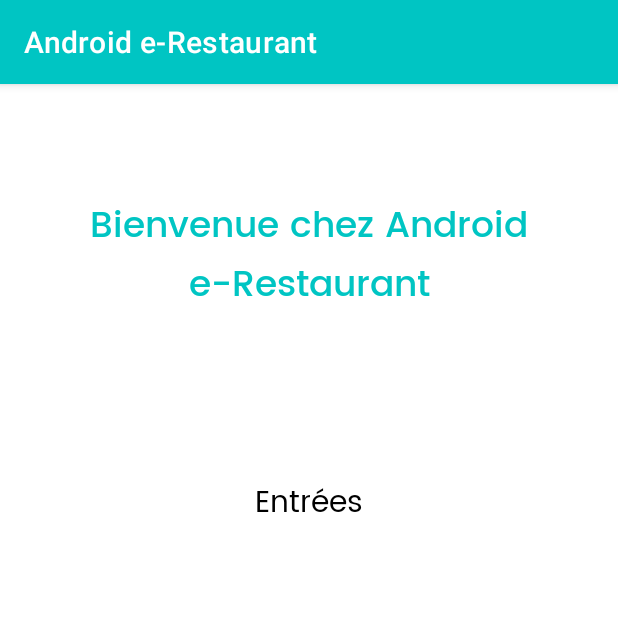
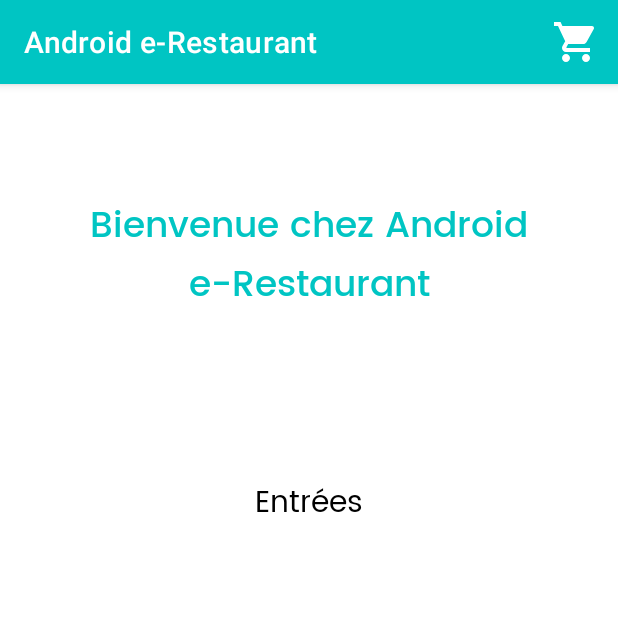
Before and after one commit to elise-rey/AndroidERestaurant, an Android app: the screen it shows after launch (HomeActivity), on a phone screen of 412 x 824 dp, the top half of it. Run offline under Robolectric (Android 15) with nearby library versions, the phone set to English and light mode, and no system bars.

Commit message:
baskets everywhere

```diff
--- /dev/null
+++ b/app/src/main/java/fr/isen/rey/androiderestaurant/BaseActivity.kt
@@ -0,0 +1,11 @@
+package fr.isen.rey.androiderestaurant
+
+import android.view.Menu
+import androidx.appcompat.app.AppCompatActivity
+
+open class BaseActivity: AppCompatActivity() {
+    override fun onCreateOptionsMenu(menu: Menu?): Boolean {
+        menuInflater.inflate(R.menu.menu, menu)
+        return true
+    }
+}
--- a/app/src/main/java/fr/isen/rey/androiderestaurant/HomeActivity.kt
+++ b/app/src/main/java/fr/isen/rey/androiderestaurant/HomeActivity.kt
@@ -4,10 +4,11 @@ import android.content.Intent
 import androidx.appcompat.app.AppCompatActivity
 import android.os.Bundle
 import android.util.Log
+import android.view.Menu
 import android.widget.Toast
 import fr.isen.rey.androiderestaurant.databinding.ActivityHomeBinding
 
-class HomeActivity : AppCompatActivity() {
+class HomeActivity : BaseActivity() {
     lateinit var binding: ActivityHomeBinding
 
     override fun onCreate(savedInstanceState: Bundle?) {
--- a/app/src/main/java/fr/isen/rey/androiderestaurant/ListActivity.kt
+++ b/app/src/main/java/fr/isen/rey/androiderestaurant/ListActivity.kt
@@ -38,7 +38,7 @@ enum class LunchType {
     }
 }
 
-class ListActivity : AppCompatActivity() {
+class ListActivity : BaseActivity() {
     lateinit var binding: ActivityListBinding
     lateinit var currentCategory: LunchType
 
--- /dev/null
+++ b/app/src/main/res/menu/menu.xml
@@ -0,0 +1,9 @@
+<?xml version="1.0" encoding="utf-8"?>
+<menu xmlns:android="http://schemas.android.com/apk/res/android"
+    xmlns:app="http://schemas.android.com/apk/res-auto">
+    <item
+        android:actionLayout="@layout/menu_cart"
+        android:icon="@drawable/ic_cart"
+        android:title="@string/cart"
+        app:showAsAction="always" />
+</menu>
--- a/app/src/main/res/values/strings.xml
+++ b/app/src/main/res/values/strings.xml
@@ -10,4 +10,7 @@
     <string name="toastDessert">Ouverture des desserts...</string>
 
     <string name="total">Ajouter au panier - </string>
+    <string name="snackbarAdd">Ajouté</string>
+
+    <string name="cart">Panier</string>
 </resources>
```
Also changed, not shown: app/src/main/java/fr/isen/rey/androiderestaurant/cart/Cart.kt (+57 -1 lines), app/src/main/java/fr/isen/rey/androiderestaurant/detail/DetailsActivity.kt (+17 -2 lines), app/src/main/res/layout/menu_cart.xml (added, +34 -0 lines).
